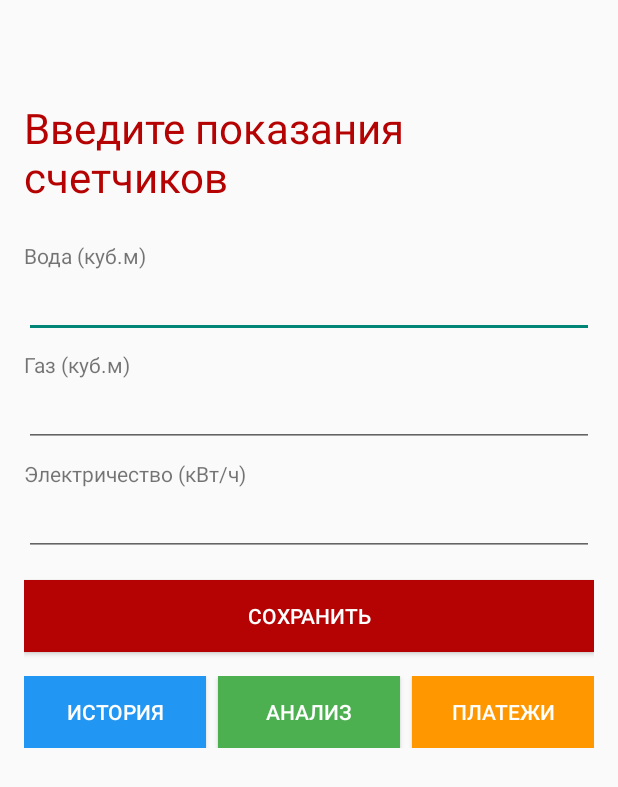
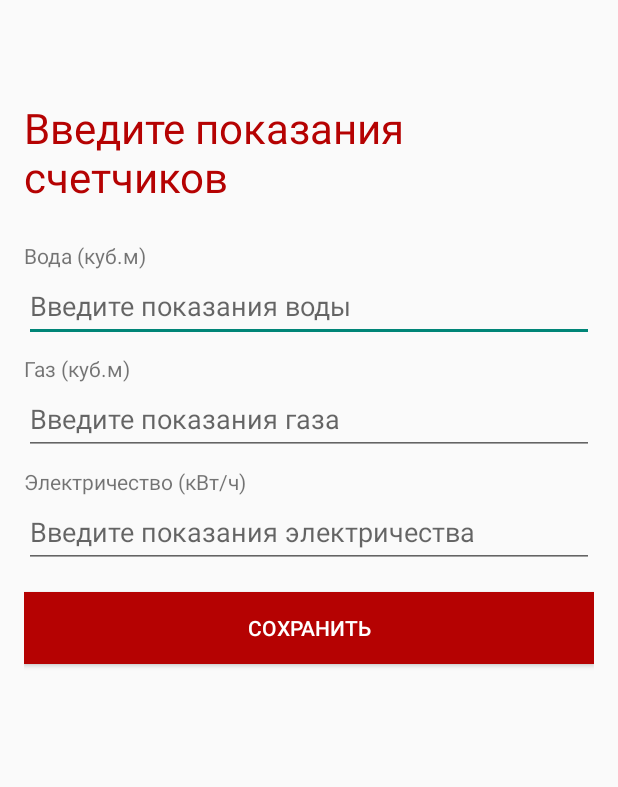
Before and after one commit to NechtayloMA/Nechetaylomaster, an Android app: the MetersActivity screen opened directly, with no data from a screen before it, on a phone screen of 412 x 824 dp. Shown: the top 787 px of the screen. Run offline under Robolectric (Android 15) with nearby library versions, the phone set to English and light mode, and no system bars.

Commit message:
Завершение работы над проектом

```diff
--- a/app/src/main/java/com/example/comfortandmodernityoftheuniversityenvironment/DatabaseHelper.kt
+++ b/app/src/main/java/com/example/comfortandmodernityoftheuniversityenvironment/DatabaseHelper.kt
@@ -720,7 +720,8 @@ class DatabaseHelper(context: Context) : SQLiteOpenHelper(context, DATABASE_NAME
         val title: String,
         val content: String,
         val priority: String,
-        val date: String
+        val date: String,
+        val status: String = ""
     )
 
     data class MeterReading(
--- a/app/src/main/java/com/example/comfortandmodernityoftheuniversityenvironment/HistoryActivity.kt
+++ b/app/src/main/java/com/example/comfortandmodernityoftheuniversityenvironment/HistoryActivity.kt
@@ -18,7 +18,8 @@ class HistoryActivity : AppCompatActivity() {
 
         dbHelper = DatabaseHelper(this)
         listView = findViewById(R.id.lvHistory)
-        tvEmpty = findViewById(R.id.tvEmpty)
+        // ИСПРАВЛЕНИЕ: Используем правильный ID из макета
+        tvEmpty = findViewById(R.id.tvEmptyHistory)
 
         loadHistory()
     }
--- a/app/src/main/java/com/example/comfortandmodernityoftheuniversityenvironment/MetersActivity.kt
+++ b/app/src/main/java/com/example/comfortandmodernityoftheuniversityenvironment/MetersActivity.kt
@@ -15,9 +15,6 @@ class MetersActivity : AppCompatActivity() {
     private lateinit var etGas: EditText
     private lateinit var etElectricity: EditText
     private lateinit var btnSubmit: Button
-    private lateinit var btnHistory: Button
-    private lateinit var btnCharts: Button
-    private lateinit var btnPayments: Button
     private lateinit var dbHelper: DatabaseHelper
 
     override fun onCreate(savedInstanceState: Bundle?) {
@@ -31,9 +28,6 @@ class MetersActivity : AppCompatActivity() {
         etGas = findViewById(R.id.etGas)
         etElectricity = findViewById(R.id.etElectricity)
         btnSubmit = findViewById(R.id.btnSubmit)
-        btnHistory = findViewById(R.id.btnHistory)
-        btnCharts = findViewById(R.id.btnCharts)
-        btnPayments = findViewById(R.id.btnPayments)
 
         // Обработчик кнопки сохранения
         btnSubmit.setOnClickListener {
@@ -69,21 +63,5 @@ class MetersActivity : AppCompatActivity() {
                 Toast.makeText(this, "Введите корректные числа", Toast.LENGTH_SHORT).show()
             }
         }
-
-        // НОВЫЕ ОБРАБОТЧИКИ КНОПОК НАВИГАЦИИ
-        btnHistory.setOnClickListener {
-            val intent = Intent(this, HistoryActivity::class.java)
-            startActivity(intent)
-        }
-
-        btnCharts.setOnClickListener {
-            val intent = Intent(this, ChartsActivity::class.java)
-            startActivity(intent)
-        }
-
-        btnPayments.setOnClickListener {
-            val intent = Intent(this, PaymentsActivity::class.java)
-            startActivity(intent)
-        }
     }
 }
--- a/app/src/main/res/layout/activity_meters.xml
+++ b/app/src/main/res/layout/activity_meters.xml
@@ -10,7 +10,7 @@
     <TextView
         android:layout_width="wrap_content"
         android:layout_height="wrap_content"
-        android:text="Введите показания счетчиков"
+        android:text="@string/enter_meter_readings"
         android:textSize="28sp"
         android:layout_marginTop="50dp"
         android:layout_marginBottom="16dp"
@@ -19,87 +19,62 @@
     <TextView
         android:layout_width="wrap_content"
         android:layout_height="wrap_content"
-        android:text="Вода (куб.м)"
+        android:text="@string/water_cubic_meters"
         android:layout_marginTop="8dp"/>
 
     <EditText
         android:id="@+id/etWater"
         android:layout_width="match_parent"
-        android:layout_height="wrap_content"
-        android:inputType="numberDecimal"/>
+        android:layout_height="48dp"
+        android:minHeight="48dp"
+        android:inputType="numberDecimal"
+        android:importantForAutofill="yes"
+        android:contentDescription="@string/water_input_description"
+        android:hint="@string/water_hint"
+        android:autofillHints="water_reading"/>
 
     <TextView
         android:layout_width="wrap_content"
         android:layout_height="wrap_content"
-        android:text="Газ (куб.м)"
+        android:text="@string/gas_cubic_meters"
         android:layout_marginTop="8dp"/>
 
     <EditText
         android:id="@+id/etGas"
         android:layout_width="match_parent"
-        android:layout_height="wrap_content"
-        android:inputType="numberDecimal"/>
+        android:layout_height="48dp"
+        android:minHeight="48dp"
+        android:inputType="numberDecimal"
+        android:importantForAutofill="yes"
+        android:contentDescription="@string/gas_input_description"
+        android:hint="@string/gas_hint"
+        android:autofillHints="gas_reading"/>
 
     <TextView
         android:layout_width="wrap_content"
         android:layout_height="wrap_content"
-        android:text="Электричество (кВт/ч)"
+        android:text="@string/electricity_kwh"
         android:layout_marginTop="8dp"/>
 
     <EditText
         android:id="@+id/etElectricity"
         android:layout_width="match_parent"
-        android:layout_height="wrap_content"
-        android:inputType="numberDecimal"/>
+        android:layout_height="48dp"
+        android:minHeight="48dp"
+        android:inputType="numberDecimal"
+        android:importantForAutofill="yes"
+        android:contentDescription="@string/electricity_input_description"
+        android:hint="@string/electricity_hint"
+        android:autofillHints="electricity_reading"/>
 
     <Button
         android:id="@+id/btnSubmit"
         android:layout_width="match_parent"
         android:layout_height="wrap_content"
-        android:text="Сохранить"
+        android:minHeight="48dp"
+        android:text="@string/save_button"
         android:layout_marginTop="16dp"
         android:background="@color/button_login_color"
         android:textColor="@color/white"/>
 
-    <!-- НОВЫЕ КНОПКИ ДЛЯ НАВИГАЦИИ -->
-    <LinearLayout
-        android:layout_width="match_parent"
-        android:layout_height="wrap_content"
-        android:orientation="horizontal"
-        android:layout_marginTop="16dp">
-
-        <Button
-            android:id="@+id/btnHistory"
-            android:layout_width="0dp"
-            android:layout_height="wrap_content"
-            android:layout_weight="1"
-            android:text="История"
-            android:layout_marginEnd="4dp"
-            android:background="@color/blue_light"
-            android:textColor="@color/white"/>
-
-        <!-- Измените текст кнопки -->
-        <Button
-            android:id="@+id/btnCharts"
-            android:layout_width="0dp"
-            android:layout_height="wrap_content"
-            android:layout_weight="1"
-            android:text="Анализ"
-            android:layout_marginStart="4dp"
-            android:layout_marginEnd="4dp"
-            android:background="@color/green_light"
-            android:textColor="@color/white"/>
-
-        <Button
-            android:id="@+id/btnPayments"
-            android:layout_width="0dp"
-            android:layout_height="wrap_content"
-            android:layout_weight="1"
-            android:text="Платежи"
-            android:layout_marginStart="4dp"
-            android:background="@color/orange_light"
-            android:textColor="@color/white"/>
-
-    </LinearLayout>
-
 </LinearLayout>
--- a/app/src/main/res/values/strings.xml
+++ b/app/src/main/res/values/strings.xml
@@ -1,3 +1,23 @@
 <resources>
     <string name="app_name">Comfort and modernity of the university environment</string>
+    <string name="priority_format">Приоритет: %s</string>
+    <string name="status_format">Статус: %s</string>
+    <string name="total_paid">Оплачено: %s руб.</string>
+    <string name="total_pending">К оплате: %s руб.</string>
+
+    <!-- Meters Activity Strings -->
+    <string name="enter_meter_readings">Введите показания счетчиков</string>
+    <string name="water_cubic_meters">Вода (куб.м)</string>
+    <string name="gas_cubic_meters">Газ (куб.м)</string>
+    <string name="electricity_kwh">Электричество (кВт/ч)</string>
+    <string name="save_button">Сохранить</string>
+
+    <!-- Accessibility and hints -->
+    <string name="water_input_description">Поле для ввода показаний счетчика воды</string>
+    <string name="gas_input_description">Поле для ввода показаний счетчика газа</string>
+    <string name="electricity_input_description">Поле для ввода показаний счетчика электроэнергии</string>
+
+    <string name="water_hint">Введите показания воды</string>
+    <string name="gas_hint">Введите показания газа</string>
+    <string name="electricity_hint">Введите показания электричества</string>
 </resources>
--- a/gradle/libs.versions.toml
+++ b/gradle/libs.versions.toml
@@ -1,5 +1,5 @@
 [versions]
-agp = "8.11.1"
+agp = "8.13.1"
 kotlin = "2.0.21"
 coreKtx = "1.16.0"
 junit = "4.13.2"
```
Also changed, not shown: app/src/main/java/com/example/comfortandmodernityoftheuniversityenvironment/ApplicationsAdapter.kt (deleted, +0 -56 lines), app/src/main/java/com/example/comfortandmodernityoftheuniversityenvironment/ApplicationsListActivity.kt (+36 -9 lines), app/src/main/java/com/example/comfortandmodernityoftheuniversityenvironment/PaymentsActivity.kt (+10 -10 lines), app/src/main/java/com/example/comfortandmodernityoftheuniversityenvironment/adapter/ApplicationsAdapter.kt (+42 -53 lines), app/src/main/res/layout/activity_about.xml (+12 -1 lines), app/src/main/res/layout/activity_history.xml (added, +31 -0 lines), app/src/main/res/layout/activity_main_menu.xml (+23 -9 lines), app/src/main/res/layout/activity_payments.xml (added, +54 -0 lines).
